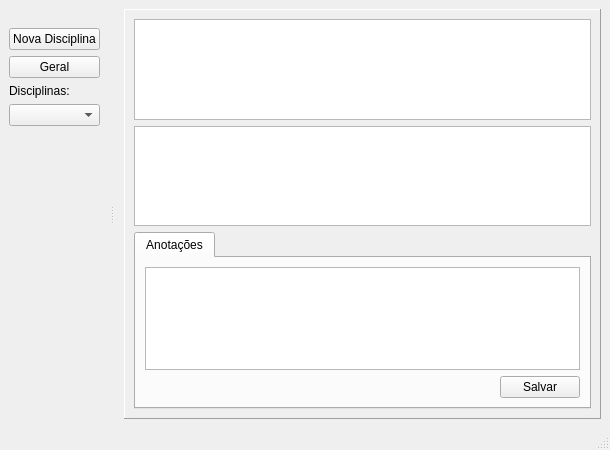
This is estudePy.ui in JoseBonillaArruda/EstudePy as Qt 5 draws it before an edit. The edited form follows.
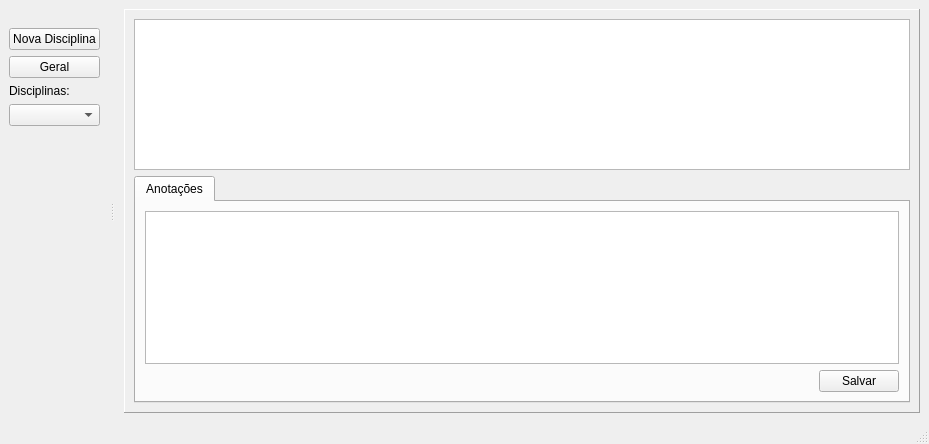
This is the edited form. The open tabs and pages were chosen to show the change.

```diff
--- a/estudePy.ui
+++ b/estudePy.ui
@@ -6,8 +6,8 @@
    <rect>
     <x>0</x>
     <y>0</y>
-    <width>610</width>
-    <height>450</height>
+    <width>929</width>
+    <height>444</height>
    </rect>
   </property>
   <property name="windowTitle">
@@ -35,12 +35,9 @@
       <widget class="QWidget" name="page_geral">
        <layout class="QGridLayout" name="gridLayout_7">
         <item row="0" column="0">
-         <widget class="QTableWidget" name="geralpresencatableWidget"/>
-        </item>
-        <item row="1" column="0">
          <widget class="QTableWidget" name="geraldiscitableWidget"/>
         </item>
-        <item row="2" column="0">
+        <item row="1" column="0">
          <widget class="QTabWidget" name="anotatabWidget_3">
           <property name="currentIndex">
            <number>0</number>
@@ -886,6 +883,12 @@
    <property name="enabled">
     <bool>true</bool>
    </property>
+   <property name="sizePolicy">
+    <sizepolicy hsizetype="Fixed" vsizetype="Preferred">
+     <horstretch>0</horstretch>
+     <verstretch>0</verstretch>
+    </sizepolicy>
+   </property>
    <property name="toolTip">
     <string>&lt;html&gt;&lt;head/&gt;&lt;body&gt;&lt;p&gt;&lt;br/&gt;&lt;/p&gt;&lt;/body&gt;&lt;/html&gt;</string>
    </property>
```
Left out of the diff: 12 changed lines with no effect on the pictures.
